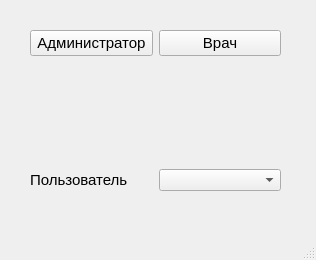
This is ui/enter1.ui in flexyw1be/DentalProject as Qt 5 draws it before an edit. The edited form follows.
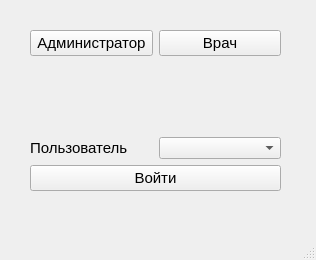
This is the edited form.

Patch:
```diff
--- a/ui/enter1.ui
+++ b/ui/enter1.ui
@@ -87,6 +87,19 @@
        </property>
       </widget>
      </item>
+     <item row="3" column="0">
+      <widget class="QPushButton" name="enter_push_button">
+       <property name="font">
+        <font>
+         <family>Segoe UI</family>
+         <pointsize>11</pointsize>
+        </font>
+       </property>
+       <property name="text">
+        <string>Войти</string>
+       </property>
+      </widget>
+     </item>
     </layout>
    </widget>
   </widget>
```
Left out of the diff: 44 changed lines with no effect on the pictures.
